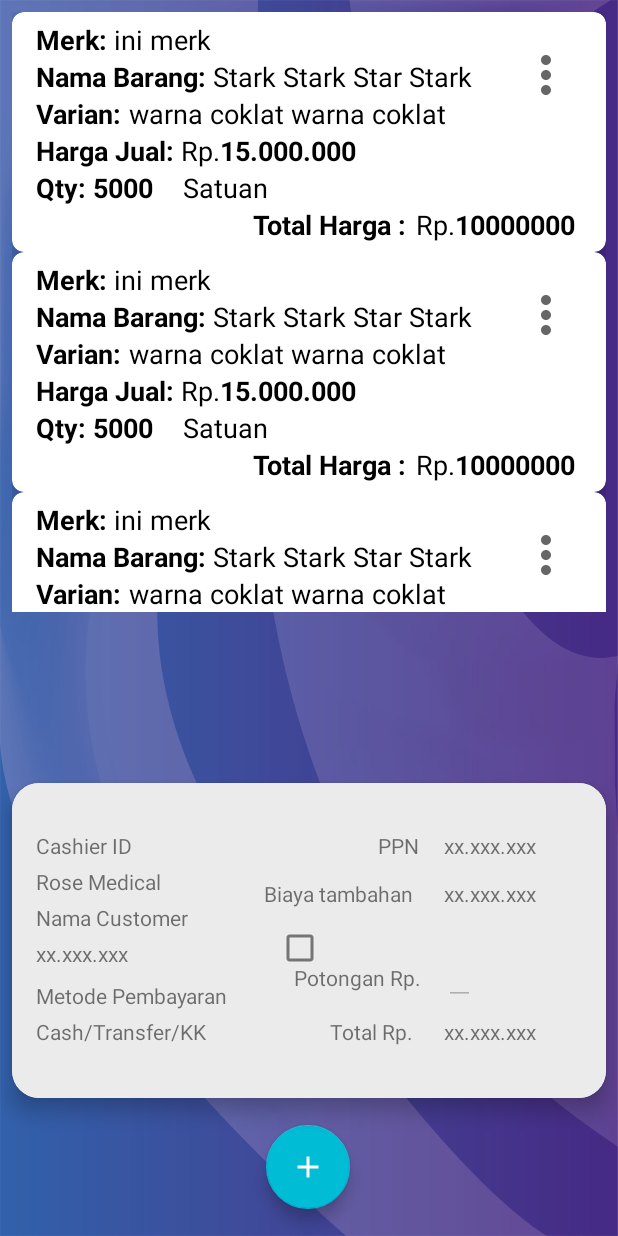
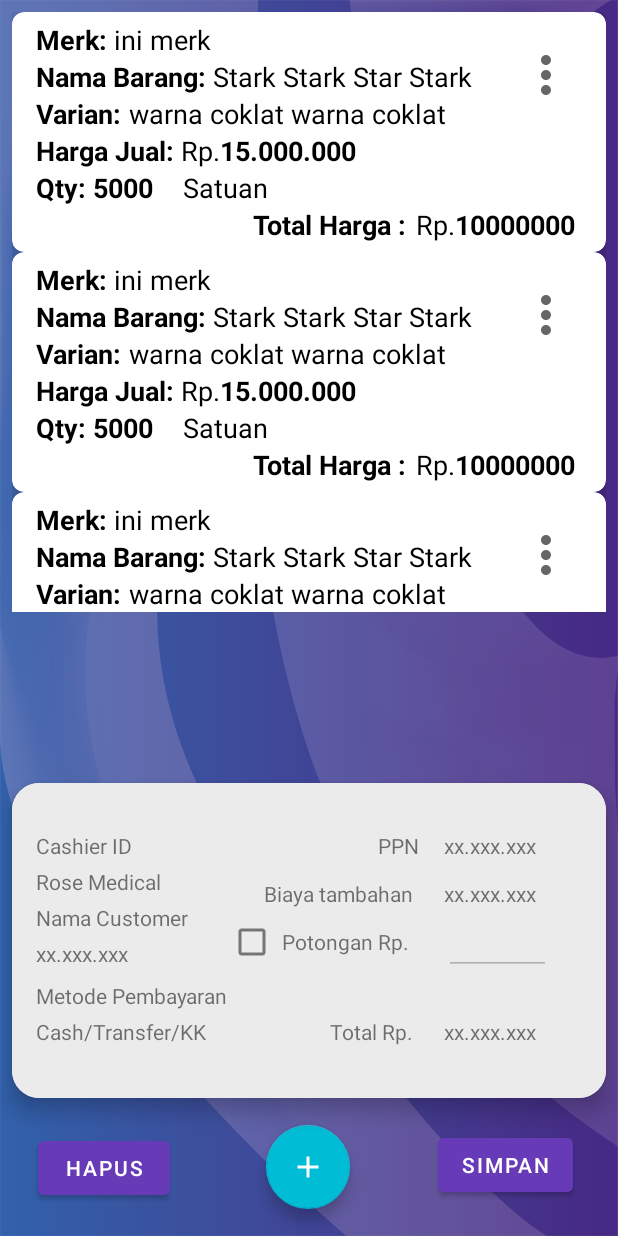
Before and after one commit to Arrayani/TransactionActivity, an Android app: the layout activity_transaction.xml on its own in the app's theme, with its tools: preview values and no code run, on a phone screen of 412 x 824 dp. Run offline under Robolectric (Android 15) with nearby library versions, the phone set to English and light mode, and no system bars.

Commit message:
Initial commit

```diff
--- a/app/src/main/res/layout/activity_transaction.xml
+++ b/app/src/main/res/layout/activity_transaction.xml
@@ -6,6 +6,7 @@
     android:layout_height="match_parent"
     android:background="@drawable/notadigital"
     android:orientation="vertical"
+    android:id="@+id/rootTransactionActivity"
     tools:context=".TransactionActivity">
 
 
@@ -41,13 +42,34 @@
         app:tint="@color/white" />
 
     <include
+        android:id="@+id/include"
         layout="@layout/total_panel"
         android:layout_width="match_parent"
         android:layout_height="wrap_content"
-        android:layout_marginBottom="92dp"
         android:layout_marginStart="8dp"
         android:layout_marginEnd="8dp"
+        android:layout_marginBottom="92dp"
         app:layout_constraintBottom_toBottomOf="parent"
         app:layout_constraintEnd_toEndOf="parent"
         app:layout_constraintStart_toStartOf="parent" />
+
+    <Button
+        android:id="@+id/saveTranx"
+        android:layout_width="wrap_content"
+        android:layout_height="wrap_content"
+        android:layout_marginEnd="30dp"
+        android:layout_marginBottom="23dp"
+        android:text="@string/Simpan"
+        app:layout_constraintBottom_toBottomOf="parent"
+        app:layout_constraintEnd_toEndOf="parent" />
+
+    <Button
+        android:id="@+id/hapusTranx"
+        android:layout_width="wrap_content"
+        android:layout_height="wrap_content"
+        android:layout_marginStart="25dp"
+        android:layout_marginBottom="21dp"
+        android:text="@string/Hapus"
+        app:layout_constraintBottom_toBottomOf="parent"
+        app:layout_constraintStart_toStartOf="parent" />
 </androidx.constraintlayout.widget.ConstraintLayout>
--- a/app/src/main/res/layout/total_panel.xml
+++ b/app/src/main/res/layout/total_panel.xml
@@ -160,22 +160,22 @@
             android:id="@+id/textView13"
             android:layout_width="wrap_content"
             android:layout_height="wrap_content"
-            android:layout_marginStart="188dp"
-            android:layout_marginTop="120dp"
+            android:layout_marginStart="180dp"
+            android:layout_marginTop="96dp"
             android:text="Potongan Rp. "
             app:layout_constraintStart_toStartOf="parent"
             app:layout_constraintTop_toTopOf="parent" />
 
         <EditText
             android:id="@+id/discountTv"
-            android:layout_width="wrap_content"
-            android:layout_height="wrap_content"
+            android:layout_width="71dp"
+            android:layout_height="36dp"
             android:layout_marginStart="288dp"
-            android:layout_marginTop="108dp"
+            android:layout_marginTop="92dp"
+            android:enabled="false"
             android:inputType="number"
+            android:maxLength="10"
             android:textSize="14dp"
-            android:maxLength="10"
-            android:enabled="false"
             app:layout_constraintStart_toStartOf="parent"
             app:layout_constraintTop_toTopOf="parent" />
 
@@ -183,8 +183,8 @@
             android:id="@+id/checkBoxDisc"
             android:layout_width="wrap_content"
             android:layout_height="wrap_content"
-            android:layout_marginEnd="180dp"
-            android:layout_marginBottom="76dp"
+            android:layout_marginEnd="212dp"
+            android:layout_marginBottom="80dp"
             android:checked="false"
             app:layout_constraintBottom_toBottomOf="parent"
             app:layout_constraintEnd_toEndOf="parent" />
--- a/app/src/main/res/values/strings.xml
+++ b/app/src/main/res/values/strings.xml
@@ -4,5 +4,7 @@
     <string name="action_archive">Archive</string>
     <string name="action_delete">Delete</string>
     <string name="action_edit">Edit</string>
+    <string name="Simpan">Simpan</string>
+    <string name="Hapus">Hapus</string>
 
 </resources>
```
Also changed, not shown: app/src/main/java/academy/learnprogramming/TransactionActivity.kt (+34 -11 lines).
